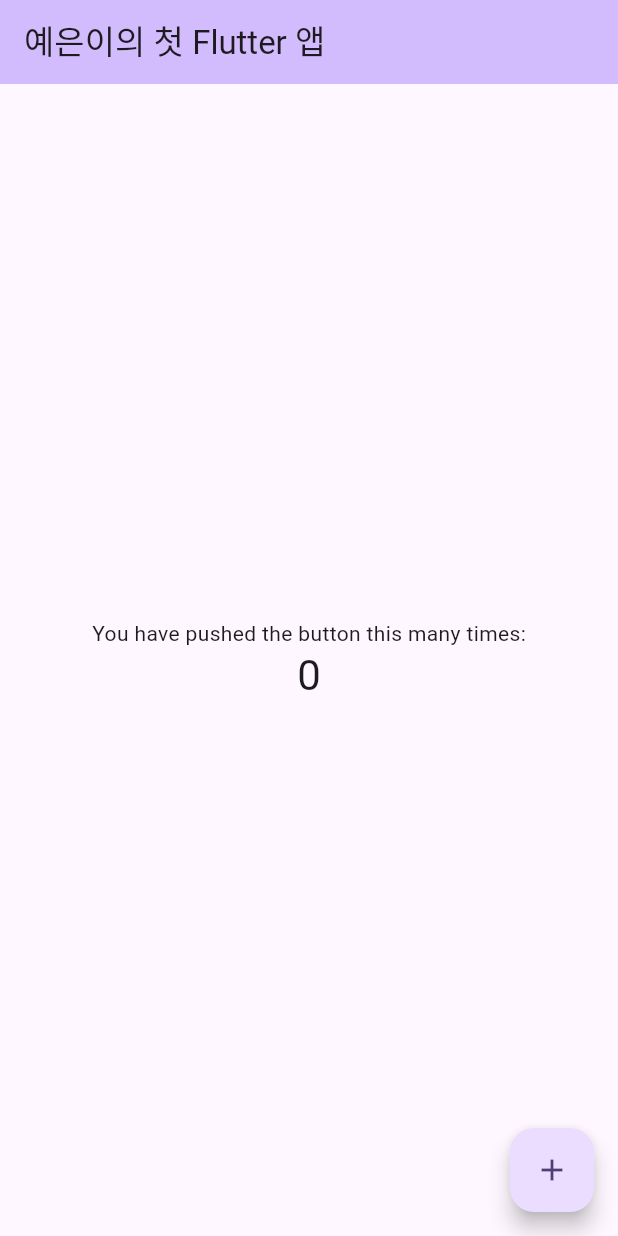
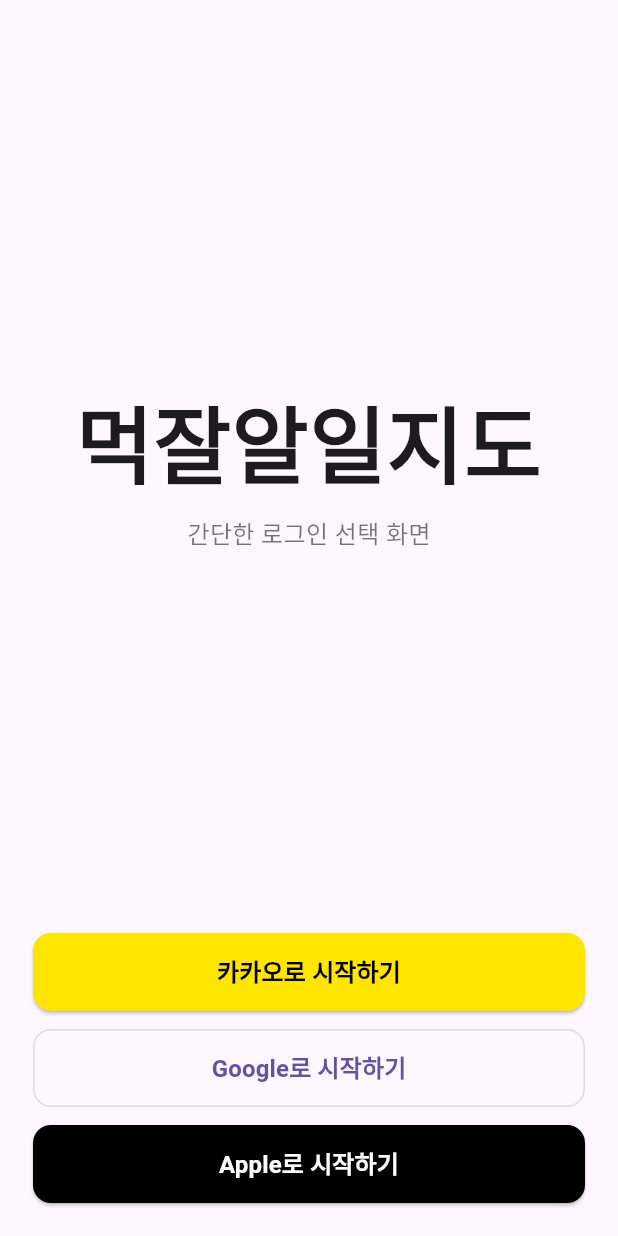
Before and after one commit to yeeun4243-bit/Project01_muklist, a Flutter app: the screen it shows after launch, on a phone screen of 412 x 824 dp. Run offline on Flutter 3.47's test engine with Material 3 defaults, Android fonts, the phone set to English and light mode, and no system bars.

Commit message:
애플카카오구글버튼까지

```diff
--- a/flutter_application_1/lib/main.dart
+++ b/flutter_application_1/lib/main.dart
@@ -4,118 +4,194 @@
   runApp(const MyApp());
 }
 
+enum LoginProvider { kakao, google, apple }
+
+/// 앱의 시작점
 class MyApp extends StatelessWidget {
   const MyApp({super.key});
 
-  // This widget is the root of your application.
   @override
   Widget build(BuildContext context) {
     return MaterialApp(
-      title: 'Flutter Demo',
-      theme: ThemeData(
-        // This is the theme of your application.
-        //
-        // TRY THIS: Try running your application with "flutter run". You'll see
-        // the application has a purple toolbar. Then, without quitting the app,
-        // try changing the seedColor in the colorScheme below to Colors.green
-        // and then invoke "hot reload" (save your changes or press the "hot
-        // reload" button in a Flutter-supported IDE, or press "r" if you used
-        // the command line to start the app).
-        //
-        // Notice that the counter didn't reset back to zero; the application
-        // state is not lost during the reload. To reset the state, use hot
-        // restart instead.
-        //
-        // This works for code too, not just values: Most code changes can be
-        // tested with just a hot reload.
-        colorScheme: .fromSeed(seedColor: Colors.deepPurple),
-      ),
-      home: const MyHomePage(title: '예은이의 첫 Flutter 앱'),
+      debugShowCheckedModeBanner: false,
+      title: 'Login UI',
+      theme: ThemeData(useMaterial3: true),
+      home: const StartLoginPage(),
     );
   }
 }
 
-class MyHomePage extends StatefulWidget {
-  const MyHomePage({super.key, required this.title});
-
-  // This widget is the home page of your application. It is stateful, meaning
-  // that it has a State object (defined below) that contains fields that affect
-  // how it looks.
-
-  // This class is the configuration for the state. It holds the values (in this
-  // case the title) provided by the parent (in this case the App widget) and
-  // used by the build method of the State. Fields in a Widget subclass are
-  // always marked "final".
-
-  final String title;
+/// 너가 그린 "시작(로그인 선택) 페이지"
+class StartLoginPage extends StatelessWidget {
+  const StartLoginPage({super.key});
 
   @override
-  State<MyHomePage> createState() => _MyHomePageState();
+  Widget build(BuildContext context) {
+    return Scaffold(
+      body: SafeArea(
+        child: Padding(
+          padding: const EdgeInsets.symmetric(horizontal: 22),
+          child: Column(
+            children: [
+              const Spacer(),
+
+              const Text(
+                '먹잘알일지도',
+                style: TextStyle(fontSize: 56, fontWeight: FontWeight.w800),
+              ),
+              const SizedBox(height: 10),
+              const Text(
+                '간단한 로그인 선택 화면',
+                style: TextStyle(fontSize: 16, color: Colors.black54),
+              ),
+
+              const Spacer(),
+
+              SizedBox(
+                width: double.infinity,
+                height: 52,
+                child: ElevatedButton(onPressed: () {
+                  Navigator.push(
+                    context,
+                    MaterialPageRoute(
+                      builder: (_) => const LoginProcessingPage(provider: LoginProvider.kakao),
+                      ),
+                  );
+                },
+
+                  style: ElevatedButton.styleFrom(
+                    backgroundColor: const Color(0xFFFEE500),
+                    foregroundColor: Colors.black,
+                    shape: RoundedRectangleBorder(
+                      borderRadius: BorderRadius.circular(12),
+                    ),
+                  ),
+                  child: const Text(
+                    '카카오로 시작하기',
+                    style: TextStyle(fontSize: 16, fontWeight: FontWeight.w600),
+                  ),
+                ),
+              ),
+              const SizedBox(height: 12),
+
+              SizedBox(
+                width: double.infinity,
+                height: 52,
+                child: OutlinedButton(
+                  onPressed: () {
+                    Navigator.push(
+                      context,
+                      MaterialPageRoute(
+                        builder: (_) => const LoginProcessingPage(provider: LoginProvider.google),
+                      ),
+                    );
+                  },
+                  style: OutlinedButton.styleFrom(
+                    shape: RoundedRectangleBorder(
+                      borderRadius: BorderRadius.circular(12),
+                    ),
+                    side: const BorderSide(color: Colors.black12),
+                  ),
+                  child: const Text(
+                    'Google로 시작하기',
+                    style: TextStyle(fontSize: 16, fontWeight: FontWeight.w600),
+                  ),
+                ),
+              ),
+              const SizedBox(height: 12),
+
+              SizedBox(
+                width: double.infinity,
+                height: 52,
+                child: ElevatedButton(
+                  onPressed: () {
+                    Navigator.push(
+                      context,
+                      MaterialPageRoute(
+                        builder:  (_) => const LoginProcessingPage(provider: LoginProvider.apple),
+                      ),
+                    );
+                  },
+                  style: ElevatedButton.styleFrom(
+                    backgroundColor: Colors.black,
+                    foregroundColor: Colors.white,
+                    shape: RoundedRectangleBorder(
+                      borderRadius: BorderRadius.circular(12),
+                    ),
+                  ),
+                  child: const Text(
+                    'Apple로 시작하기',
+                    style: TextStyle(fontSize: 16, fontWeight: FontWeight.w600),
+                  ),
+                ),
+              ),
+
+              const SizedBox(height: 22),
+            ],
+          ),
+        ),
+      ),
+    );
   }
 
-class _MyHomePageState extends State<MyHomePage> {
-  int _counter = 0;
+  static void _showSnack(BuildContext context, String msg) {
+    ScaffoldMessenger.of(context).showSnackBar(
+      SnackBar(content: Text(msg)),
+    );
+  }
+}
 
-  void _incrementCounter() {
-    setState(() {
-      // This call to setState tells the Flutter framework that something has
-      // changed in this State, which causes it to rerun the build method below
-      // so that the display can reflect the updated values. If we changed
-      // _counter without calling setState(), then the build method would not be
-      // called again, and so nothing would appear to happen.
-      _counter++;
-    });
+
+class LoginProcessingPage extends StatelessWidget {
+  final LoginProvider provider;
+  const LoginProcessingPage({super.key, required this.provider});
+
+  String get providerName {
+    switch (provider) {
+      case LoginProvider.kakao:
+        return '카카오';
+      case LoginProvider.google:
+        return '구글';
+      case LoginProvider.apple:
+        return '애플';
+    }
   }
 
   @override
   Widget build(BuildContext context) {
-    // This method is rerun every time setState is called, for instance as done
-    // by the _incrementCounter method above.
-    //
-    // The Flutter framework has been optimized to make rerunning build methods
-    // fast, so that you can just rebuild anything that needs updating rather
-    // than having to individually change instances of widgets.
     return Scaffold(
       appBar: AppBar(
-        // TRY THIS: Try changing the color here to a specific color (to
-        // Colors.amber, perhaps?) and trigger a hot reload to see the AppBar
-        // change color while the other colors stay the same.
-        backgroundColor: Theme.of(context).colorScheme.inversePrimary,
-        // Here we take the value from the MyHomePage object that was created by
-        // the App.build method, and use it to set our appbar title.
-        title: Text(widget.title),
+        title: Text('$providerName 로그인'),
       ),
       body: Center(
-        // Center is a layout widget. It takes a single child and positions it
-        // in the middle of the parent.
+        child: Padding(
+          padding: const EdgeInsets.all(24),
           child: Column(
-          // Column is also a layout widget. It takes a list of children and
-          // arranges them vertically. By default, it sizes itself to fit its
-          // children horizontally, and tries to be as tall as its parent.
-          //
-          // Column has various properties to control how it sizes itself and
-          // how it positions its children. Here we use mainAxisAlignment to
-          // center the children vertically; the main axis here is the vertical
-          // axis because Columns are vertical (the cross axis would be
-          // horizontal).
-          //
-          // TRY THIS: Invoke "debug painting" (choose the "Toggle Debug Paint"
-          // action in the IDE, or press "p" in the console), to see the
-          // wireframe for each widget.
-          mainAxisAlignment: .center,
+            mainAxisSize: MainAxisSize.min,
             children: [
-            const Text('You have pushed the button this many times:'),
+              const CircularProgressIndicator(),
+              const SizedBox(height: 16),
               Text(
-              '$_counter',
-              style: Theme.of(context).textTheme.headlineMedium,
+                '$providerName 로그인 중...',
+                style: const TextStyle(fontSize: 18, fontWeight: FontWeight.w600),
+              ),
+              const SizedBox(height: 8),
+              const Text(
+                '다음 단계에서 실제 로그인 기능을 연결할 거예요.',
+                style: TextStyle(color: Colors.black54),
+              ),
+              const SizedBox(height: 24),
+              SizedBox(
+                width: double.infinity,
+                height: 48,
+                child: OutlinedButton(
+                  onPressed: () => Navigator.pop(context),
+                  child: const Text('뒤로가기'),
+                ),
               ),
             ],
           ),
         ),
-      floatingActionButton: FloatingActionButton(
-        onPressed: _incrementCounter,
-        tooltip: 'Increment',
-        child: const Icon(Icons.add),
       ),
     );
   }
```
Lines whose indentation alone changed are shown as unchanged.
